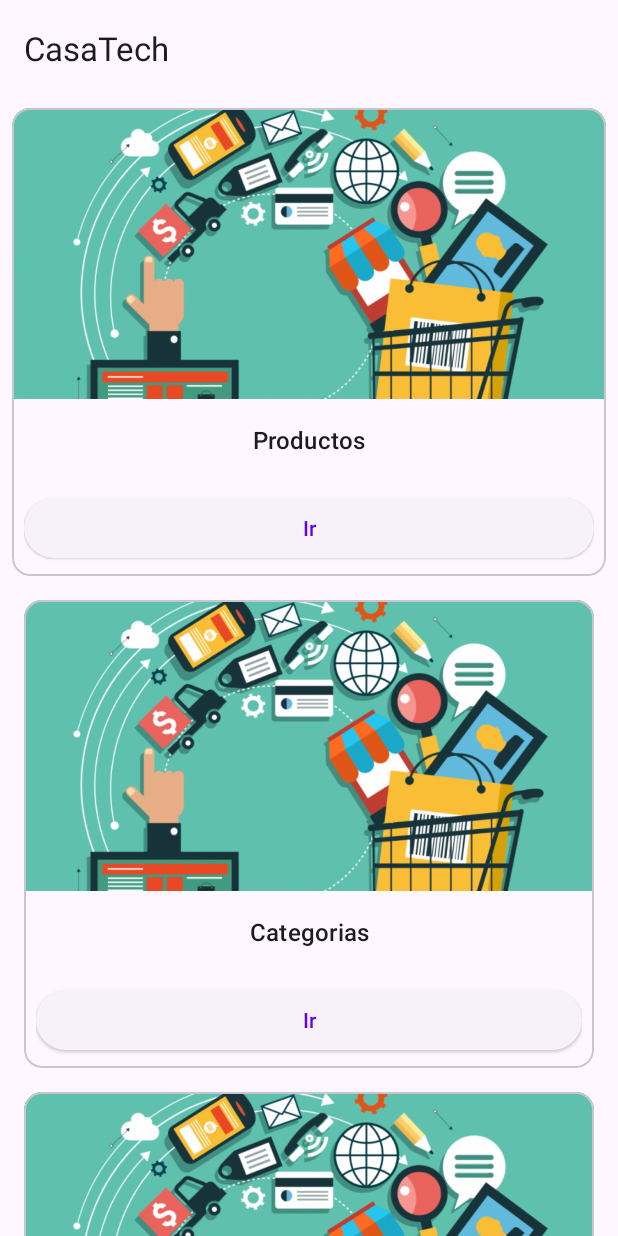
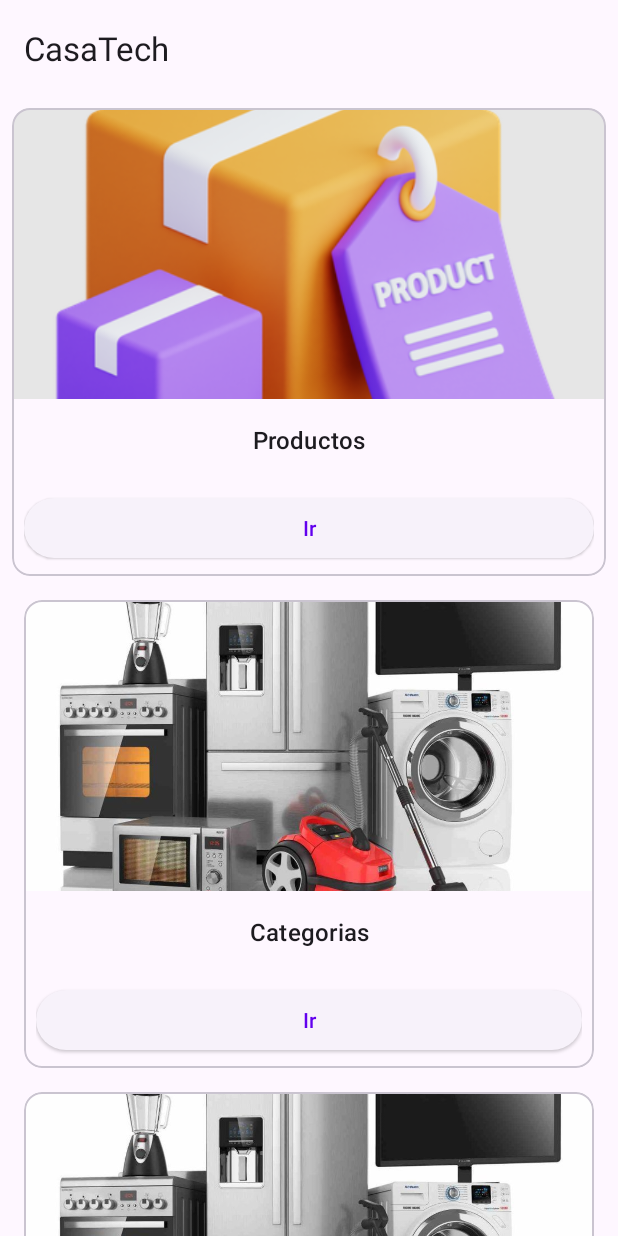
Before and after one commit to JoseFelixTheOne/dami, an Android app: the MenuFragment screen opened directly, with no data from a screen before it, on a phone screen of 412 x 824 dp. Run offline under Robolectric (Android 15) with nearby library versions, the phone set to English and light mode, and no system bars; our stand-ins replace navigation-ui.

Commit message:
Agregando img productopng

```diff
--- a/app/src/main/res/layout/fragment_menu.xml
+++ b/app/src/main/res/layout/fragment_menu.xml
@@ -33,7 +33,7 @@
                     android:layout_height="194dp"
                     android:contentDescription="Producto"
                     android:scaleType="centerCrop"
-                    app:srcCompat="@drawable/categorias" />
+                    app:srcCompat="@drawable/productpng" />
 
                 <LinearLayout
                     android:id="@+id/layoutProducto"
```
Also changed, not shown: app/src/main/res/drawable/categorias.png, app/src/main/res/drawable/productpng.png (added).
